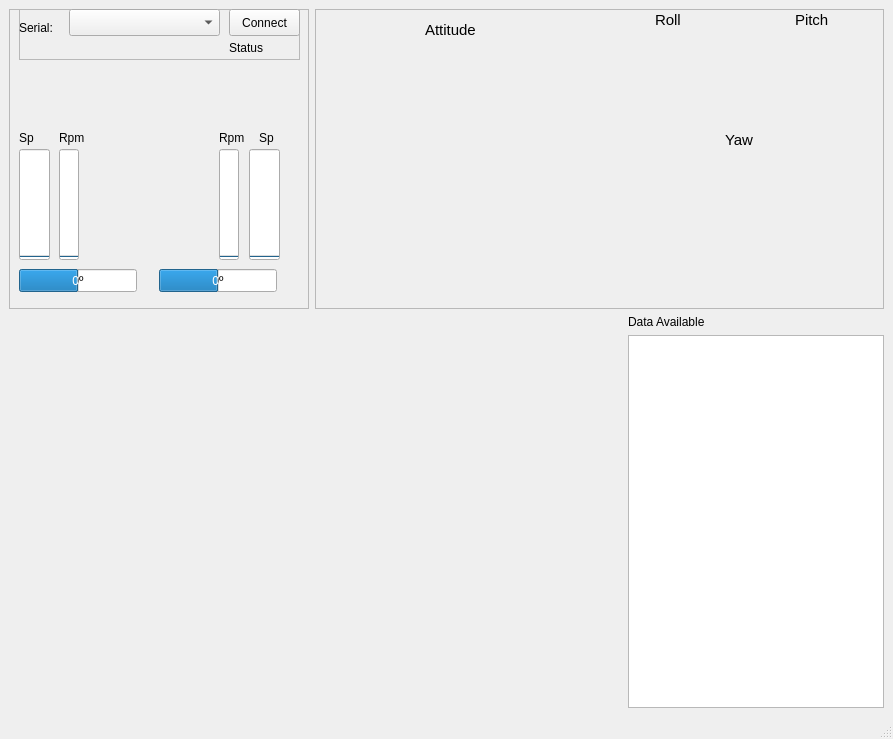
Above: vant3.ui from iurobpn/provant-groundstation before the change. Below: the same form after it.
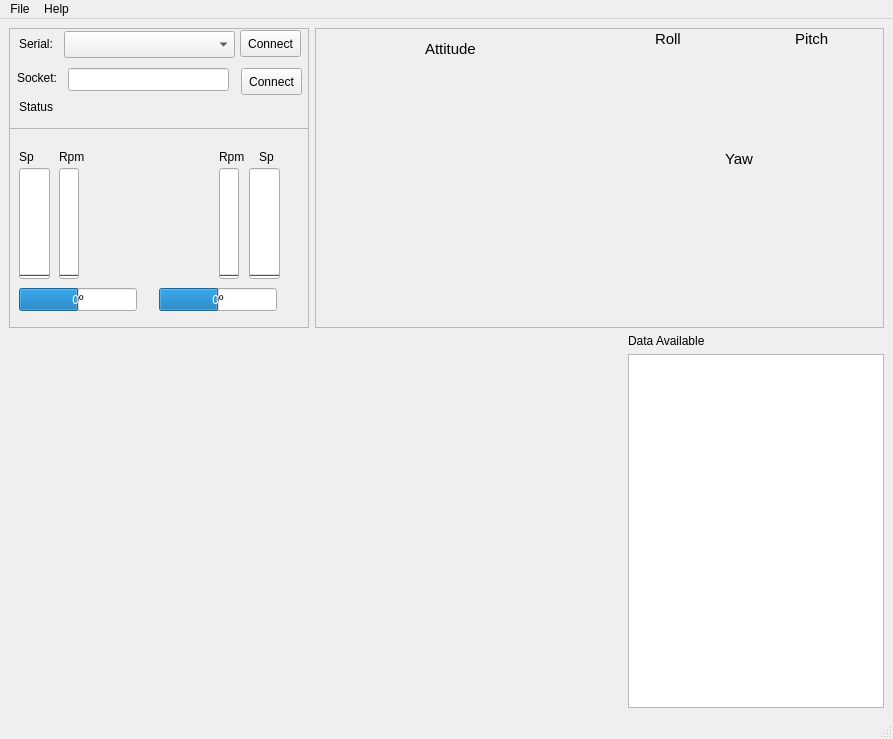
That is the form after the change. Custom widgets are drawn as their Qt base class.

```diff
--- a/vant3.ui
+++ b/vant3.ui
@@ -256,10 +256,10 @@
           <widget class="QFrame" name="frame_3">
            <property name="geometry">
             <rect>
-             <x>10</x>
+             <x>0</x>
              <y>0</y>
-             <width>281</width>
-             <height>51</height>
+             <width>301</width>
+             <height>101</height>
             </rect>
            </property>
            <property name="frameShape">
@@ -271,9 +271,9 @@
            <widget class="QPushButton" name="serialConnect">
             <property name="geometry">
              <rect>
-              <x>210</x>
-              <y>0</y>
-              <width>71</width>
+              <x>231</x>
+              <y>2</y>
+              <width>61</width>
               <height>27</height>
              </rect>
             </property>
@@ -284,8 +284,8 @@
            <widget class="KSqueezedTextLabel" name="ksqueezedtextlabel_6">
             <property name="geometry">
              <rect>
-              <x>0</x>
-              <y>10</y>
+              <x>10</x>
+              <y>7</y>
               <width>61</width>
               <height>17</height>
              </rect>
@@ -297,9 +297,9 @@
            <widget class="QComboBox" name="serialList">
             <property name="geometry">
              <rect>
-              <x>50</x>
-              <y>0</y>
-              <width>151</width>
+              <x>55</x>
+              <y>3</y>
+              <width>171</width>
               <height>27</height>
              </rect>
             </property>
@@ -307,8 +307,8 @@
            <widget class="KSqueezedTextLabel" name="serialStatus">
             <property name="geometry">
              <rect>
-              <x>210</x>
-              <y>30</y>
+              <x>10</x>
+              <y>70</y>
               <width>61</width>
               <height>17</height>
              </rect>
@@ -317,6 +317,42 @@
              <string>Status</string>
             </property>
            </widget>
+           <widget class="KSqueezedTextLabel" name="ksqueezedtextlabel_11">
+            <property name="geometry">
+             <rect>
+              <x>8</x>
+              <y>41</y>
+              <width>51</width>
+              <height>17</height>
+             </rect>
+            </property>
+            <property name="text">
+             <string>Socket:</string>
+            </property>
+           </widget>
+           <widget class="QLineEdit" name="lineEdit">
+            <property name="geometry">
+             <rect>
+              <x>59</x>
+              <y>40</y>
+              <width>161</width>
+              <height>23</height>
+             </rect>
+            </property>
+           </widget>
+           <widget class="QPushButton" name="serialConnect_2">
+            <property name="geometry">
+             <rect>
+              <x>232</x>
+              <y>40</y>
+              <width>61</width>
+              <height>27</height>
+             </rect>
+            </property>
+            <property name="text">
+             <string>Connect</string>
+            </property>
+           </widget>
           </widget>
          </widget>
         </item>
@@ -526,6 +562,26 @@
      <height>20</height>
     </rect>
    </property>
+   <widget class="QMenu" name="menuFile">
+    <property name="title">
+     <string>File</string>
+    </property>
+    <addaction name="actionNew"/>
+    <addaction name="actionOpen"/>
+    <addaction name="separator"/>
+    <addaction name="actionSave"/>
+    <addaction name="actionSave_as"/>
+    <addaction name="separator"/>
+    <addaction name="actionClose"/>
+   </widget>
+   <widget class="QMenu" name="menuHelp">
+    <property name="title">
+     <string>Help</string>
+    </property>
+    <addaction name="actionAbout"/>
+   </widget>
+   <addaction name="menuFile"/>
+   <addaction name="menuHelp"/>
   </widget>
   <widget class="QStatusBar" name="statusbar"/>
  </widget>
```
Left out of the diff: 41 changed lines with no effect on the pictures.
